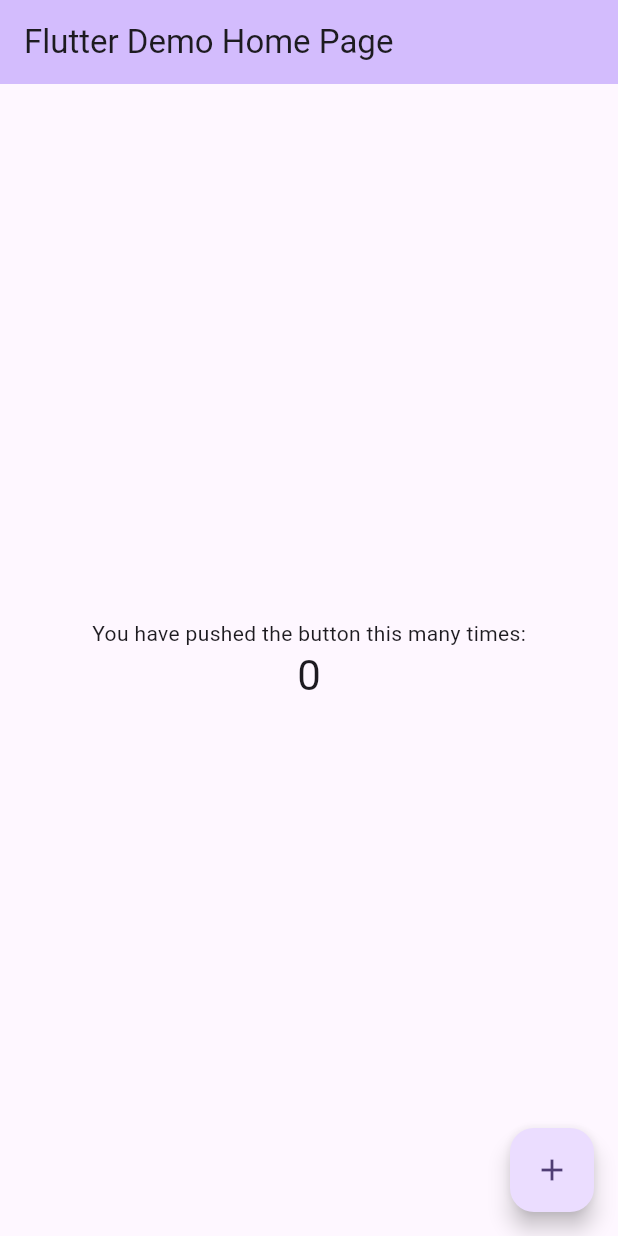
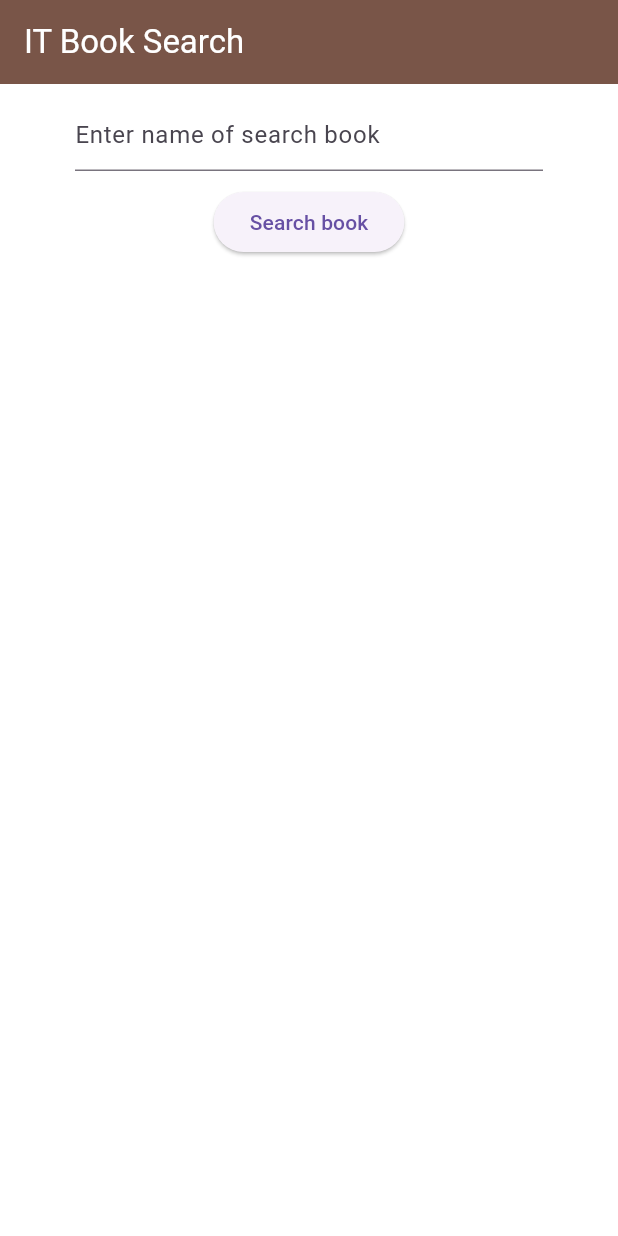
Before and after one commit to kucko99/it_book, a Flutter app: the screen it shows after launch, on a phone screen of 412 x 824 dp. Run offline on Flutter 3.47's test engine with Material 3 defaults, Android fonts, the phone set to English and light mode, and no system bars.

```diff
--- /dev/null
+++ b/lib/Book.dart
@@ -0,0 +1,19 @@
+class Book {
+  final String title;
+  final String subtitle;
+  final String isbn13;
+  final String price;
+  final String image;
+
+  Book({required this.title, required this.subtitle, required this.isbn13, required this.price, required this.image});
+
+  factory Book.fromJson(Map<String, dynamic> json) {
+    return Book(
+      title: json['title'],
+      subtitle: json['subtitle'],
+      isbn13: json['isbn13'],
+      price: json['price'],
+      image: json['image'],
+    );
+  }
+}
--- a/lib/main.dart
+++ b/lib/main.dart
@@ -1,125 +1,123 @@
+import 'dart:convert';
+
 import 'package:flutter/material.dart';
+import 'package:http/http.dart' as http;
+
+import 'Book.dart';
 
 void main() {
-  runApp(const MyApp());
+  runApp(const ITBookApp());
 }
 
-class MyApp extends StatelessWidget {
-  const MyApp({super.key});
+class ITBookApp extends StatelessWidget {
+  const ITBookApp({super.key});
 
-  // This widget is the root of your application.
   @override
   Widget build(BuildContext context) {
     return MaterialApp(
-      title: 'Flutter Demo',
+      title: 'IT Book',
       theme: ThemeData(
-        // This is the theme of your application.
-        //
-        // TRY THIS: Try running your application with "flutter run". You'll see
-        // the application has a purple toolbar. Then, without quitting the app,
-        // try changing the seedColor in the colorScheme below to Colors.green
-        // and then invoke "hot reload" (save your changes or press the "hot
-        // reload" button in a Flutter-supported IDE, or press "r" if you used
-        // the command line to start the app).
-        //
-        // Notice that the counter didn't reset back to zero; the application
-        // state is not lost during the reload. To reset the state, use hot
-        // restart instead.
-        //
-        // This works for code too, not just values: Most code changes can be
-        // tested with just a hot reload.
-        colorScheme: ColorScheme.fromSeed(seedColor: Colors.deepPurple),
-        useMaterial3: true,
+        primaryColor: Colors.brown
       ),
-      home: const MyHomePage(title: 'Flutter Demo Home Page'),
+      home: const SearchBookScreen(title: 'IT Book Search'),
     );
   }
 }
 
-class MyHomePage extends StatefulWidget {
-  const MyHomePage({super.key, required this.title});
-
-  // This widget is the home page of your application. It is stateful, meaning
-  // that it has a State object (defined below) that contains fields that affect
-  // how it looks.
-
-  // This class is the configuration for the state. It holds the values (in this
-  // case the title) provided by the parent (in this case the App widget) and
-  // used by the build method of the State. Fields in a Widget subclass are
-  // always marked "final".
+class SearchBookScreen extends StatefulWidget {
+  const SearchBookScreen({super.key, required this.title});
 
   final String title;
 
   @override
-  State<MyHomePage> createState() => _MyHomePageState();
+  State<SearchBookScreen> createState() => _SearchBookScreenState();
 }
 
-class _MyHomePageState extends State<MyHomePage> {
-  int _counter = 0;
-
-  void _incrementCounter() {
-    setState(() {
-      // This call to setState tells the Flutter framework that something has
-      // changed in this State, which causes it to rerun the build method below
-      // so that the display can reflect the updated values. If we changed
-      // _counter without calling setState(), then the build method would not be
-      // called again, and so nothing would appear to happen.
-      _counter++;
-    });
-  }
+class _SearchBookScreenState extends State<SearchBookScreen> {
+  TextEditingController _searchInputController = TextEditingController();
+  List<Book> _searchedBooks = [];
 
   @override
   Widget build(BuildContext context) {
-    // This method is rerun every time setState is called, for instance as done
-    // by the _incrementCounter method above.
-    //
-    // The Flutter framework has been optimized to make rerunning build methods
-    // fast, so that you can just rebuild anything that needs updating rather
-    // than having to individually change instances of widgets.
     return Scaffold(
       appBar: AppBar(
-        // TRY THIS: Try changing the color here to a specific color (to
-        // Colors.amber, perhaps?) and trigger a hot reload to see the AppBar
-        // change color while the other colors stay the same.
-        backgroundColor: Theme.of(context).colorScheme.inversePrimary,
-        // Here we take the value from the MyHomePage object that was created by
-        // the App.build method, and use it to set our appbar title.
-        title: Text(widget.title),
-      ),
-      body: Center(
-        // Center is a layout widget. It takes a single child and positions it
-        // in the middle of the parent.
-        child: Column(
-          // Column is also a layout widget. It takes a list of children and
-          // arranges them vertically. By default, it sizes itself to fit its
-          // children horizontally, and tries to be as tall as its parent.
-          //
-          // Column has various properties to control how it sizes itself and
-          // how it positions its children. Here we use mainAxisAlignment to
-          // center the children vertically; the main axis here is the vertical
-          // axis because Columns are vertical (the cross axis would be
-          // horizontal).
-          //
-          // TRY THIS: Invoke "debug painting" (choose the "Toggle Debug Paint"
-          // action in the IDE, or press "p" in the console), to see the
-          // wireframe for each widget.
-          mainAxisAlignment: MainAxisAlignment.center,
-          children: <Widget>[
-            const Text(
-              'You have pushed the button this many times:',
-            ),
-            Text(
-              '$_counter',
-              style: Theme.of(context).textTheme.headlineMedium,
-            ),
-          ],
+        backgroundColor: Colors.brown, // Farba pre AppBar
+        title: Text(
+          widget.title,
+          style: const TextStyle(color: Colors.white),
         ),
       ),
-      floatingActionButton: FloatingActionButton(
-        onPressed: _incrementCounter,
-        tooltip: 'Increment',
-        child: const Icon(Icons.add),
-      ), // This trailing comma makes auto-formatting nicer for build methods.
+      body: Column(
+        children: [
+          SearchBookTextInput(controller: _searchInputController),
+          SearchBookButton(
+            onButtonPressed: () {
+              _searchBooks(_searchInputController.text);
+            },
+          ),
+        ],
+      ),
+      backgroundColor: Colors.white,
+    );
+  }
+
+  Future<void> _searchBooks(String query) async {
+    final response = await http.get(Uri.parse('https://api.itbook.store/1.0/search/$query'));
+
+    if (response.statusCode == 200) {
+      final data = jsonDecode(response.body);
+      setState(() {
+        _searchedBooks = (data['books'] as List).map((book) => Book.fromJson(book)).toList();
+        printInfoAboutBooksList(_searchedBooks);
+      });
+    } else {
+      throw Exception('Failed to load books.');
+    }
+  }
+
+  void printInfoAboutBooksList(List<Book> result) {
+    print('Number of books: ${result.length}');
+    //print('List of books: $result');
+
+    for (int i = 0; i < _searchedBooks.length; i++) {
+      print('Book ${i+1}:');
+      print('Title: ${_searchedBooks[i].title}');
+      print('Subtitle: ${_searchedBooks[i].subtitle}');
+      print('ISBN-13: ${_searchedBooks[i].isbn13}');
+      print('Price: ${_searchedBooks[i].price}');
+      print('Image: ${_searchedBooks[i].image}');
+      print('\n');
+    }
+  }
+}
+
+class SearchBookTextInput extends StatelessWidget {
+  final TextEditingController controller;
+
+  SearchBookTextInput({required this.controller});
+
+  @override
+  Widget build(BuildContext context) {
+    return Padding(
+      padding: const EdgeInsets.symmetric(vertical: 10, horizontal: 50),
+      child: TextField(
+        controller: controller,
+        decoration: const InputDecoration(
+          labelText: 'Enter name of search book',
+          contentPadding: EdgeInsets.only(top: 5)
+        ),
+      ),
     );
   }
 }
+
+class SearchBookButton extends StatelessWidget {
+  final VoidCallback onButtonPressed;
+
+  SearchBookButton({required this.onButtonPressed});
+
+  @override
+  Widget build(BuildContext context) {
+    return ElevatedButton(onPressed: onButtonPressed, child: Text('Search book'));
+  }
+}
--- a/pubspec.yaml
+++ b/pubspec.yaml
@@ -35,6 +35,8 @@ dependencies:
   # The following adds the Cupertino Icons font to your application.
   # Use with the CupertinoIcons class for iOS style icons.
   cupertino_icons: ^1.0.2
+
+  http: ^0.13.3
 
 dev_dependencies:
   flutter_test:
```
Also changed, not shown: pubspec.lock, 1 other file.
